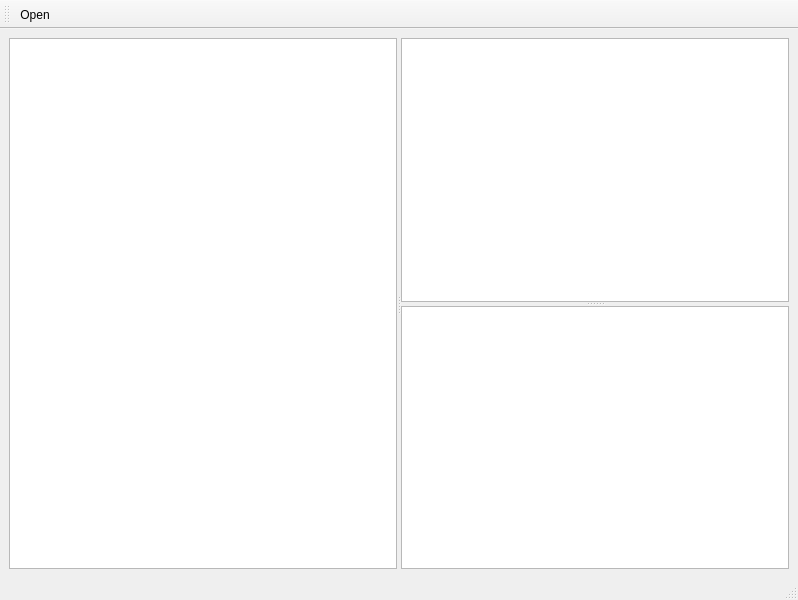
The window that View/src/mainwindow.ui (MarkoZdilar/LogZ) describes before a commit, drawn with Qt 5.
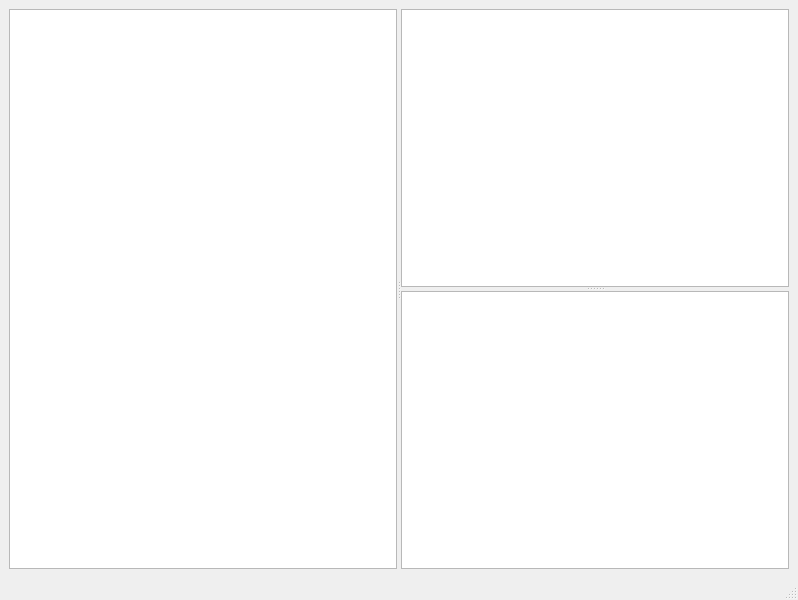
The same window after the commit. Custom widgets are drawn as their Qt base class.

Commit message: Mainwindow constructor refactored. Menubar instead of toolbar added.

```diff
--- a/View/src/mainwindow.ui
+++ b/View/src/mainwindow.ui
@@ -80,6 +80,9 @@
              <verstretch>0</verstretch>
             </sizepolicy>
            </property>
+           <property name="lineWrapMode">
+            <enum>QTextEdit::NoWrap</enum>
+           </property>
           </widget>
          </widget>
         </item>
@@ -100,18 +103,6 @@
    </property>
   </widget>
   <widget class="QStatusBar" name="statusbar"/>
-  <widget class="QToolBar" name="toolBar">
-   <property name="windowTitle">
-    <string>toolBar</string>
-   </property>
-   <attribute name="toolBarArea">
-    <enum>TopToolBarArea</enum>
-   </attribute>
-   <attribute name="toolBarBreak">
-    <bool>false</bool>
-   </attribute>
-   <addaction name="actionOpen"/>
-  </widget>
   <action name="actionOpen">
    <property name="text">
     <string>Open</string>
```
Left out of the diff: 6 changed lines with no effect on the pictures. The commit also changes 2 other files.
